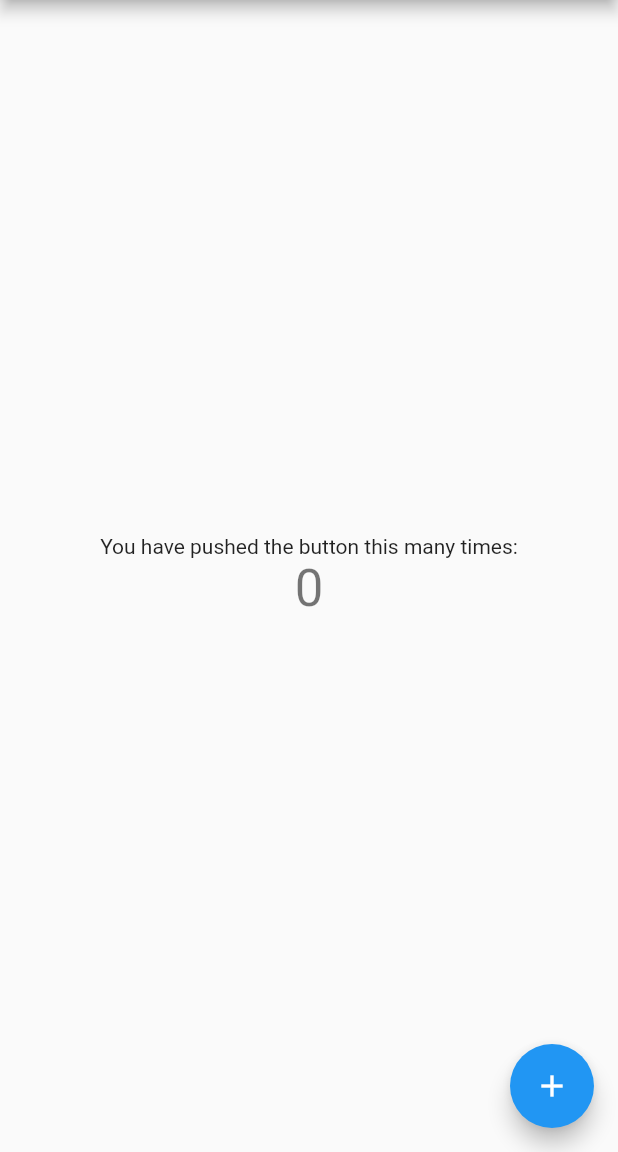
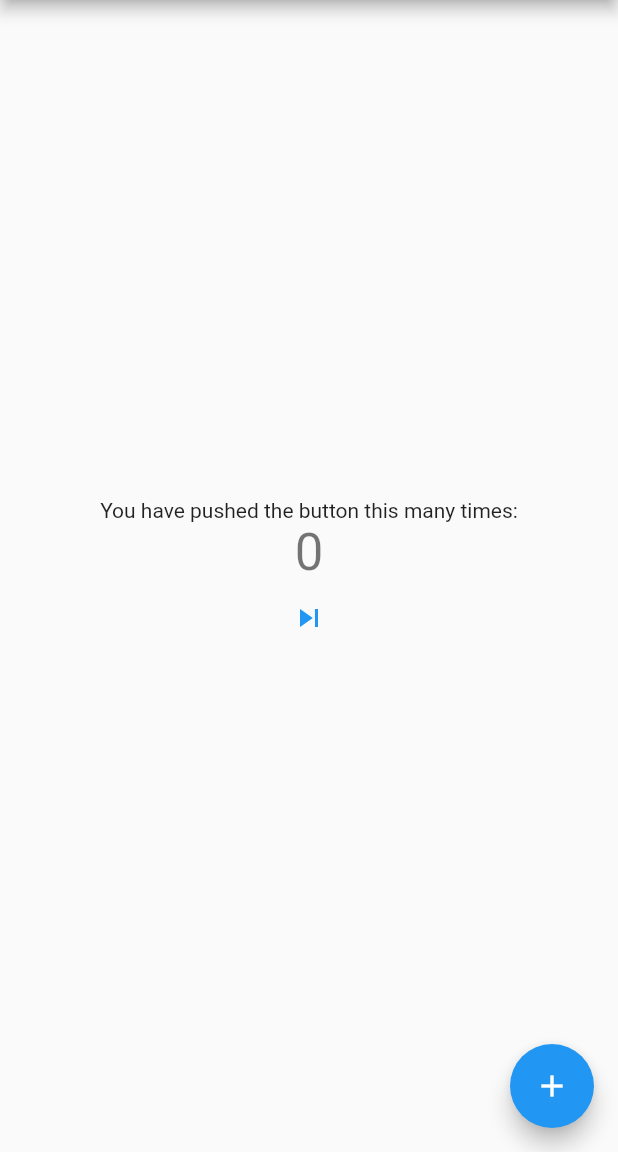
Before and after one commit to SamiraRa/BLoC, a Flutter app: the screen it shows after launch, on a phone screen of 412 x 824 dp, the part 84-1236 px from its top. Run offline on Flutter 3.47's test engine with Material 2 defaults, Android fonts, the phone set to English and light mode, and no system bars.

```diff
--- /dev/null
+++ b/lib/bloc/bloc/color_event.dart
@@ -0,0 +1,4 @@
+part of 'color_bloc.dart';
+
+@immutable
+abstract class ColorEvent {}
--- /dev/null
+++ b/lib/bloc/bloc/color_state.dart
@@ -0,0 +1,6 @@
+part of 'color_bloc.dart';
+
+@immutable
+abstract class ColorState {}
+
+class ColorInitial extends ColorState {}
--- a/lib/main.dart
+++ b/lib/main.dart
@@ -1,4 +1,5 @@
 import 'package:bloc_app/counterBloc.dart';
+import 'package:bloc_app/next_page.dart';
 import 'package:flutter/material.dart';
 
 void main() {
@@ -62,6 +63,16 @@ class _MyHomePageState extends State<MyHomePage> {
                     style: Theme.of(context).textTheme.headline4,
                   );
                 }),
+            IconButton(
+              onPressed: () {
+                Navigator.push(context,
+                    MaterialPageRoute(builder: (context) => NextPage()));
+              },
+              icon: Icon(
+                Icons.skip_next,
+                color: Colors.blue,
+              ),
+            )
           ],
         ),
       ),
```
Also changed, not shown: lib/bloc/bloc/color_bloc.dart (added, +13 -0 lines), lib/next_page.dart (added, +22 -0 lines).
